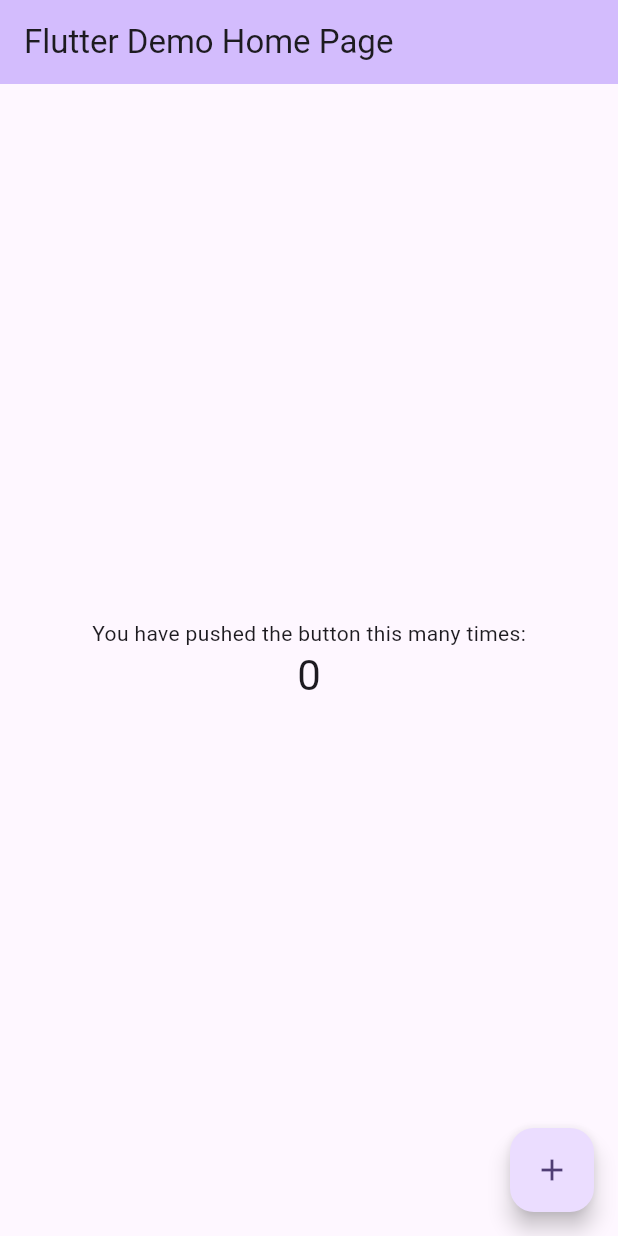
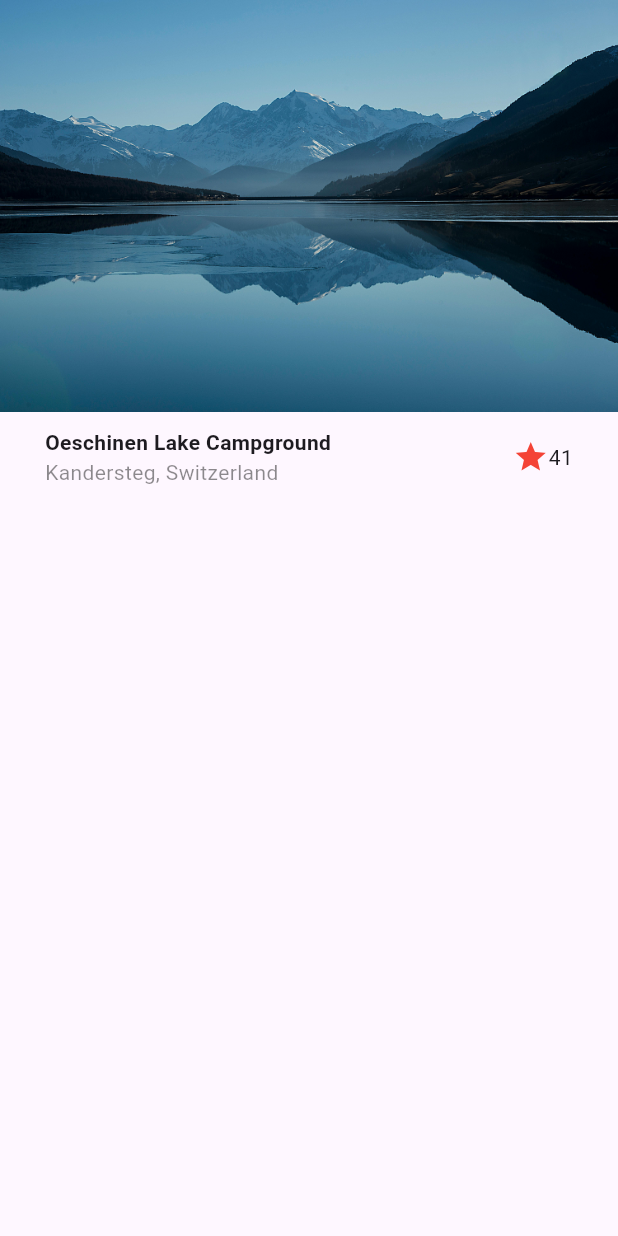
Before and after one commit to Carlo10K/fl_designs, a Flutter app: the screen it shows after launch, on a phone screen of 412 x 824 dp. Run offline on Flutter 3.47's test engine with Material 3 defaults, Android fonts, the light colour scheme and no system bars.

Commit message:
primera parte diseño basico

```diff
--- a/lib/main.dart
+++ b/lib/main.dart
@@ -1,125 +1,19 @@
+import 'package:fl_designs/screens/basic_design.dart';
 import 'package:flutter/material.dart';
+import 'package:flutter/widgets.dart';
 
-void main() {
-  runApp(const MyApp());
-}
+void main() => runApp(const MyApp());
 
 class MyApp extends StatelessWidget {
   const MyApp({super.key});
 
-  // This widget is the root of your application.
   @override
   Widget build(BuildContext context) {
     return MaterialApp(
-      title: 'Flutter Demo',
-      theme: ThemeData(
-        // This is the theme of your application.
-        //
-        // TRY THIS: Try running your application with "flutter run". You'll see
-        // the application has a purple toolbar. Then, without quitting the app,
-        // try changing the seedColor in the colorScheme below to Colors.green
-        // and then invoke "hot reload" (save your changes or press the "hot
-        // reload" button in a Flutter-supported IDE, or press "r" if you used
-        // the command line to start the app).
-        //
-        // Notice that the counter didn't reset back to zero; the application
-        // state is not lost during the reload. To reset the state, use hot
-        // restart instead.
-        //
-        // This works for code too, not just values: Most code changes can be
-        // tested with just a hot reload.
-        colorScheme: ColorScheme.fromSeed(seedColor: Colors.deepPurple),
-        useMaterial3: true,
-      ),
-      home: const MyHomePage(title: 'Flutter Demo Home Page'),
+      debugShowCheckedModeBanner: false,
+      title: 'Material App',
+      initialRoute: '/basic_design',
+      routes: {'/basic_design': (_) => const BasicDesignsScreen()},
     );
   }
 }
-
-class MyHomePage extends StatefulWidget {
-  const MyHomePage({super.key, required this.title});
-
-  // This widget is the home page of your application. It is stateful, meaning
-  // that it has a State object (defined below) that contains fields that affect
-  // how it looks.
-
-  // This class is the configuration for the state. It holds the values (in this
-  // case the title) provided by the parent (in this case the App widget) and
-  // used by the build method of the State. Fields in a Widget subclass are
-  // always marked "final".
-
-  final String title;
-
-  @override
-  State<MyHomePage> createState() => _MyHomePageState();
-}
-
-class _MyHomePageState extends State<MyHomePage> {
-  int _counter = 0;
-
-  void _incrementCounter() {
-    setState(() {
-      // This call to setState tells the Flutter framework that something has
-      // changed in this State, which causes it to rerun the build method below
-      // so that the display can reflect the updated values. If we changed
-      // _counter without calling setState(), then the build method would not be
-      // called again, and so nothing would appear to happen.
-      _counter++;
-    });
-  }
-
-  @override
-  Widget build(BuildContext context) {
-    // This method is rerun every time setState is called, for instance as done
-    // by the _incrementCounter method above.
-    //
-    // The Flutter framework has been optimized to make rerunning build methods
-    // fast, so that you can just rebuild anything that needs updating rather
-    // than having to individually change instances of widgets.
-    return Scaffold(
-      appBar: AppBar(
-        // TRY THIS: Try changing the color here to a specific color (to
-        // Colors.amber, perhaps?) and trigger a hot reload to see the AppBar
-        // change color while the other colors stay the same.
-        backgroundColor: Theme.of(context).colorScheme.inversePrimary,
-        // Here we take the value from the MyHomePage object that was created by
-        // the App.build method, and use it to set our appbar title.
-        title: Text(widget.title),
-      ),
-      body: Center(
-        // Center is a layout widget. It takes a single child and positions it
-        // in the middle of the parent.
-        child: Column(
-          // Column is also a layout widget. It takes a list of children and
-          // arranges them vertically. By default, it sizes itself to fit its
-          // children horizontally, and tries to be as tall as its parent.
-          //
-          // Column has various properties to control how it sizes itself and
-          // how it positions its children. Here we use mainAxisAlignment to
-          // center the children vertically; the main axis here is the vertical
-          // axis because Columns are vertical (the cross axis would be
-          // horizontal).
-          //
-          // TRY THIS: Invoke "debug painting" (choose the "Toggle Debug Paint"
-          // action in the IDE, or press "p" in the console), to see the
-          // wireframe for each widget.
-          mainAxisAlignment: MainAxisAlignment.center,
-          children: <Widget>[
-            const Text(
-              'You have pushed the button this many times:',
-            ),
-            Text(
-              '$_counter',
-              style: Theme.of(context).textTheme.headlineMedium,
-            ),
-          ],
-        ),
-      ),
-      floatingActionButton: FloatingActionButton(
-        onPressed: _incrementCounter,
-        tooltip: 'Increment',
-        child: const Icon(Icons.add),
-      ), // This trailing comma makes auto-formatting nicer for build methods.
-    );
-  }
-}
--- /dev/null
+++ b/lib/screens/basic_design.dart
@@ -0,0 +1,51 @@
+import 'package:flutter/material.dart';
+import 'package:flutter/widgets.dart';
+
+class BasicDesignsScreen extends StatelessWidget {
+  const BasicDesignsScreen({super.key});
+
+  @override
+  Widget build(BuildContext context) {
+    return const Scaffold(
+      body: Column(
+        children: [Image(image: AssetImage('assets/landscape.jpg')), Title()],
+      ),
+    );
+  }
+}
+
+class Title extends StatelessWidget {
+  const Title({
+    super.key,
+  });
+
+  @override
+  Widget build(BuildContext context) {
+    return Container(
+      margin: const EdgeInsets.symmetric(horizontal: 30, vertical: 10),
+      child: Row(
+        children: [
+          const Column(
+            crossAxisAlignment: CrossAxisAlignment.start,
+            children: [
+              Text(
+                'Oeschinen Lake Campground',
+                style: TextStyle(fontWeight: FontWeight.bold),
+              ),
+              Text(
+                'Kandersteg, Switzerland',
+                style: TextStyle(color: Colors.black45),
+              )
+            ],
+          ),
+          Expanded(child: Container()),
+          const Icon(
+            Icons.star,
+            color: Colors.red,
+          ),
+          const Text('41'),
+        ],
+      ),
+    );
+  }
+}
--- a/pubspec.yaml
+++ b/pubspec.yaml
@@ -59,7 +59,8 @@
   uses-material-design: true
 
   # To add assets to your application, add an assets section, like this:
-  # assets:
+  assets:
+      - assets/
   #   - images/a_dot_burr.jpeg
   #   - images/a_dot_ham.jpeg
 
```
Also changed, not shown: assets/landscape.jpg (added).
